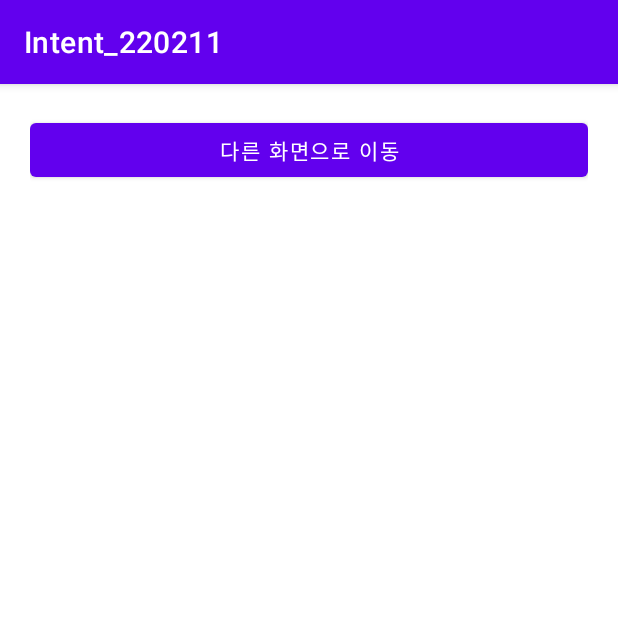
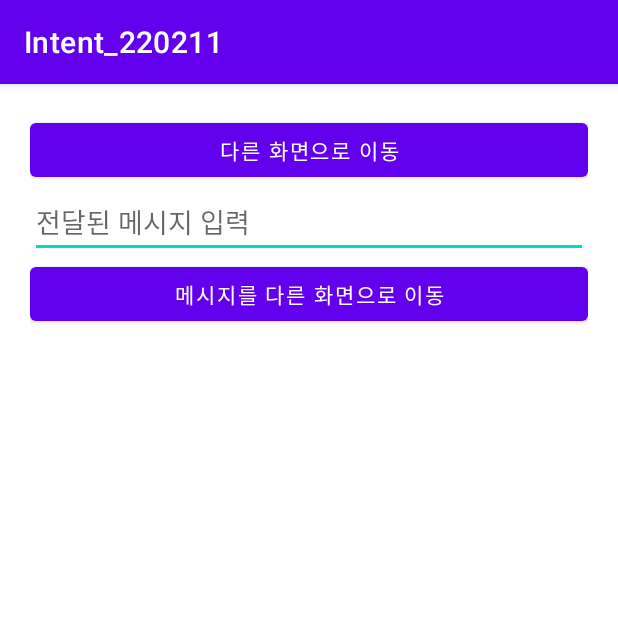
Before and after one commit to superick/Intent_220211, an Android app: the screen it shows after launch (MainActivity), on a phone screen of 412 x 824 dp, the top half of it. Run offline under Robolectric (Android 15) with nearby library versions, the phone set to English and light mode, and no system bars.

Commit message:
메시지를 보내는 화면, 받는 화면 추가 작성

```diff
--- a/app/src/main/AndroidManifest.xml
+++ b/app/src/main/AndroidManifest.xml
@@ -9,7 +9,8 @@
         android:roundIcon="@mipmap/ic_launcher_round"
         android:supportsRtl="true"
         android:theme="@style/Theme.Intent_220211">
-        <activity android:name=".OtherActivity"></activity>
+        <activity android:name=".messageAct"></activity>
+        <activity android:name=".OtherActivity" />
         <activity android:name=".MainActivity">
             <intent-filter>
                 <action android:name="android.intent.action.MAIN" />
--- a/app/src/main/res/layout/activity_main.xml
+++ b/app/src/main/res/layout/activity_main.xml
@@ -14,5 +14,18 @@
         android:layout_height="wrap_content"
         android:text="다른 화면으로 이동"/>
 
+    <EditText
+        android:id="@+id/messgeEdt"
+        android:layout_width="match_parent"
+        android:layout_height="wrap_content"
+        android:hint="전달된 메시지 입력"/>
+
+    <Button
+        android:layout_width="match_parent"
+        android:layout_height="wrap_content"
+        android:text="메시지를 다른 화면으로 이동"/>
+
+
+
 
 </LinearLayout>
```
Also changed, not shown: app/src/main/java/com/example/intent_220211/messageAct.kt (added, +11 -0 lines), app/src/main/res/layout/activity_message.xml (added, +20 -0 lines).
